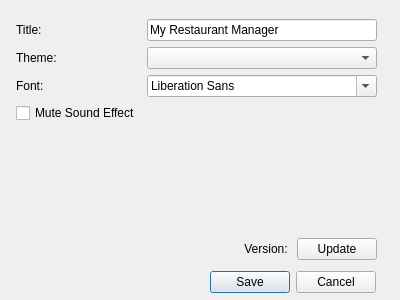
This is ui/configwindow.ui in sriv95/My-Restaurant-Manager as Qt 5 draws it before an edit. The edited form follows.
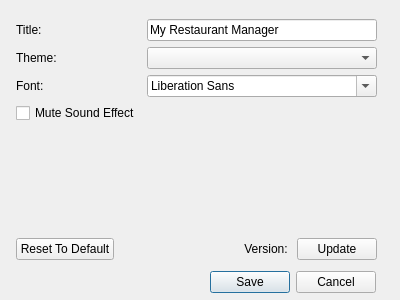
This is the edited form.

Commit message: Add reset button to config window for restoring default settings

```diff
--- a/ui/configwindow.ui
+++ b/ui/configwindow.ui
@@ -73,6 +73,19 @@
     </item>
     <item>
      <layout class="QHBoxLayout" name="horizontalLayout">
+      <item>
+       <widget class="QPushButton" name="Reset">
+        <property name="sizePolicy">
+         <sizepolicy hsizetype="Fixed" vsizetype="Fixed">
+          <horstretch>0</horstretch>
+          <verstretch>0</verstretch>
+         </sizepolicy>
+        </property>
+        <property name="text">
+         <string>Reset To Default</string>
+        </property>
+       </widget>
+      </item>
       <item>
        <widget class="QLabel" name="version">
         <property name="text">
```
The commit also changes 1 other file.
